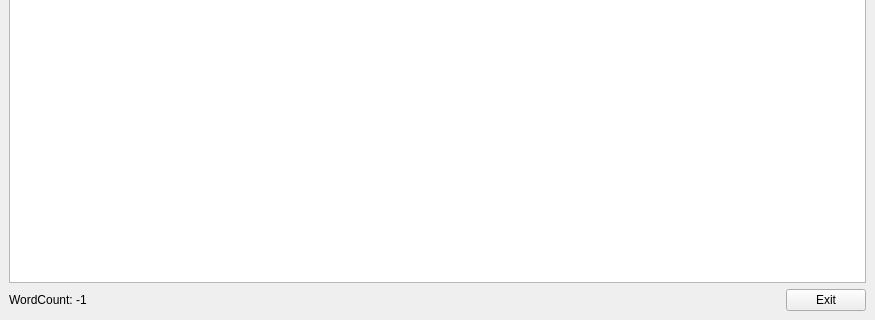
Above: src/notepad-minus-minus/mainwindow.ui from alex-lt-kong/notepad-minus-minus before the change; both pictures show x 0 to 875 and y 178 to 498 of the 875 by 498 pixel window. Below: the same form after it.
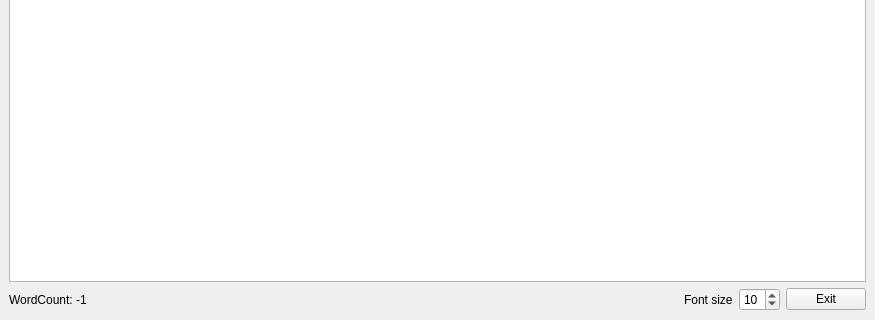
That is the form after the change. Icons and pictures are not drawn.

Commit message: support font size configuration

What changed in the file:
```diff
--- a/src/notepad-minus-minus/mainwindow.ui
+++ b/src/notepad-minus-minus/mainwindow.ui
@@ -46,6 +46,26 @@
           </property>
          </spacer>
         </item>
+        <item>
+         <widget class="QLabel" name="labelFontsize">
+          <property name="text">
+           <string>Font size</string>
+          </property>
+         </widget>
+        </item>
+        <item>
+         <widget class="QSpinBox" name="spinBoxFontSize">
+          <property name="minimum">
+           <number>5</number>
+          </property>
+          <property name="maximum">
+           <number>32</number>
+          </property>
+          <property name="value">
+           <number>10</number>
+          </property>
+         </widget>
+        </item>
         <item>
          <widget class="QPushButton" name="pushButtonExit">
           <property name="text">
```
Left out of the diff: 2 changed lines with no effect on the pictures. The commit also changes 2 other files.
